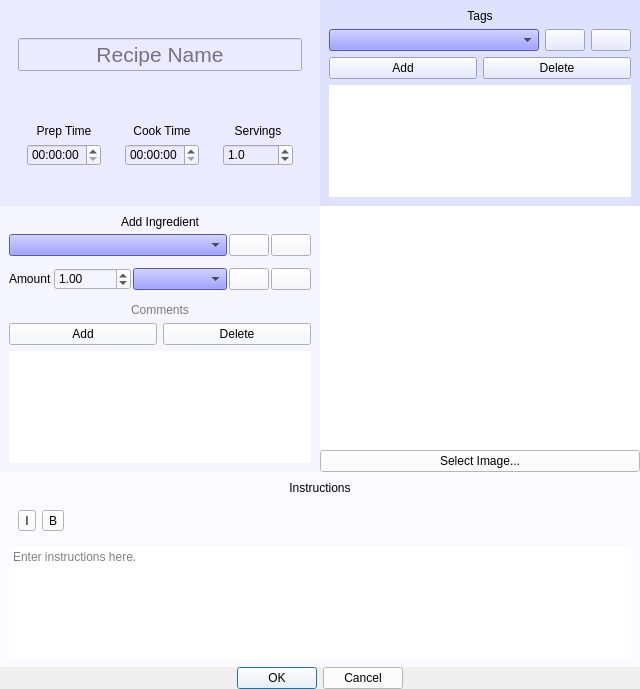
andrewlalis/RecipeDB, file gui/newrecipedialog.ui: the form before one commit.
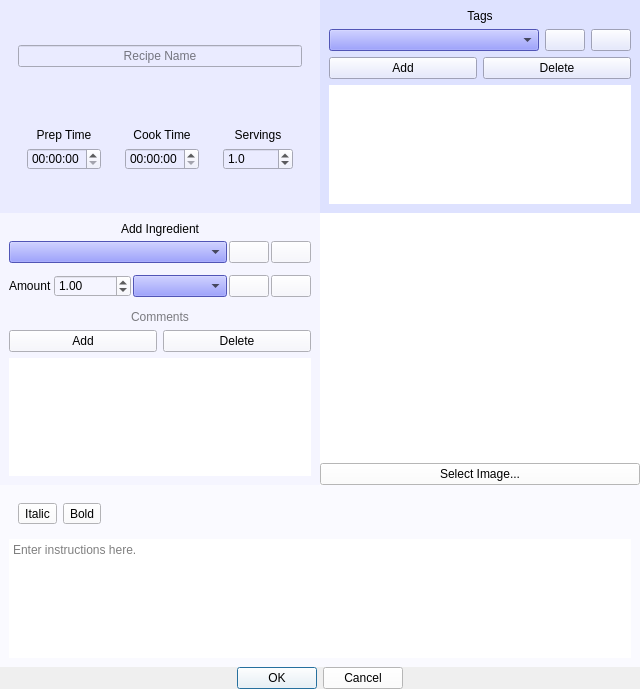
The form after the commit. Icons and pictures are not drawn. Custom widgets are drawn as their Qt base class.

The edit to the form file:
```diff
--- a/gui/newrecipedialog.ui
+++ b/gui/newrecipedialog.ui
@@ -100,7 +100,6 @@
                 <widget class="QLineEdit" name="recipeNameEdit">
                  <property name="font">
                   <font>
-                   <pointsize>16</pointsize>
                    <weight>3</weight>
                    <italic>false</italic>
                    <bold>false</bold>
@@ -142,7 +141,7 @@
                       <second>0</second>
                       <year>1999</year>
                       <month>12</month>
-                      <day>24</day>
+                      <day>23</day>
                      </datetime>
                     </property>
                     <property name="currentSection">
@@ -746,16 +745,6 @@
          <string notr="true">background-color: rgb(250, 250, 255);</string>
         </property>
         <layout class="QVBoxLayout" name="verticalLayout_8">
-         <item>
-          <widget class="QLabel" name="instructionsLabel">
-           <property name="text">
-            <string>Instructions</string>
-           </property>
-           <property name="alignment">
-            <set>Qt::AlignCenter</set>
-           </property>
-          </widget>
-         </item>
          <item alignment="Qt::AlignLeft|Qt::AlignTop">
           <widget class="QWidget" name="textControlPanel" native="true">
            <layout class="QHBoxLayout" name="horizontalLayout_5">
@@ -769,7 +758,7 @@
                </font>
               </property>
               <property name="text">
-               <string>I</string>
+               <string>Italic</string>
               </property>
               <property name="checkable">
                <bool>true</bool>
@@ -789,7 +778,7 @@
                </font>
               </property>
               <property name="text">
-               <string>B</string>
+               <string>Bold</string>
               </property>
               <property name="checkable">
                <bool>true</bool>
```
Left out of the diff: 8 changed lines with no effect on the pictures.
